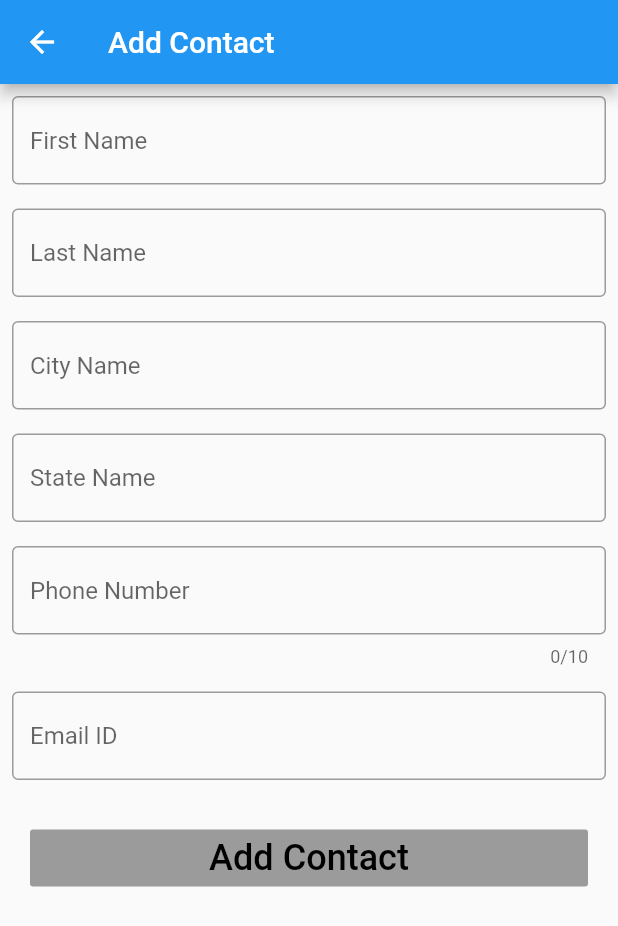
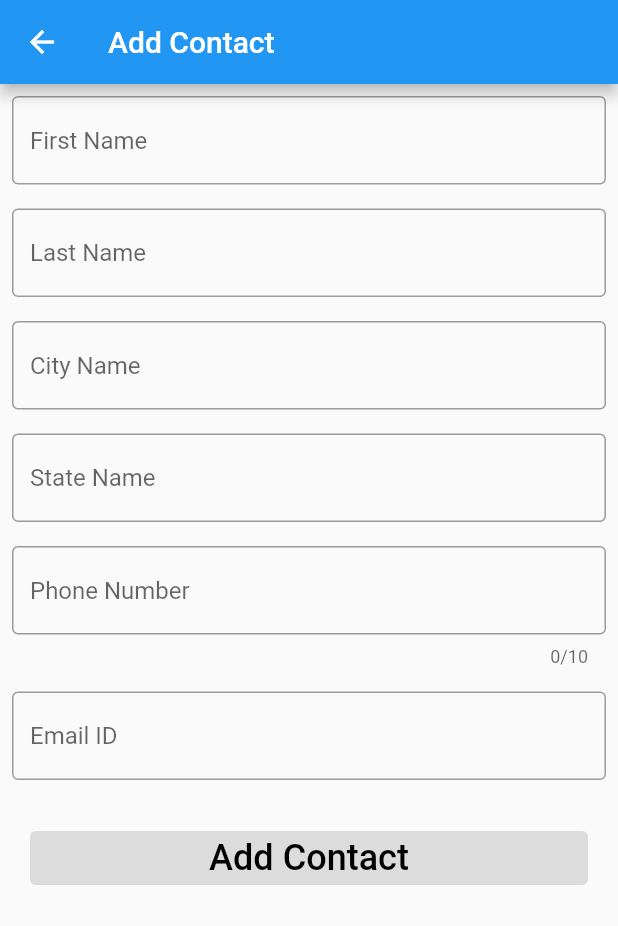
Before and after one commit to sonamg0911/My-Contacts-App-Demo, a Flutter app: the screen it shows after launch, after a tap on the "add" icon, on a phone screen of 412 x 824 dp. Shown: the top 926 px of the screen. Run offline on Flutter 3.47's test engine with Material 2 defaults, Android fonts, the phone set to English and light mode, and no system bars; our stand-ins replace cloud_firestore, firebase_core, rxdart; accounts and stored records are empty.

Commit message:
dart anaylsis fix

```diff
--- a/lib/main.dart
+++ b/lib/main.dart
@@ -5,7 +5,7 @@ import 'package:my_contacts_app/resources/strings.dart';
 import 'modules/contact_list_module/contact_list_page.dart';
 
 void main() {
-  runApp(App());
+  runApp(const App());
 }
 
 class App extends StatelessWidget {
--- a/lib/modules/contact_add_edit_module/contact_add_edit_page.dart
+++ b/lib/modules/contact_add_edit_module/contact_add_edit_page.dart
@@ -113,9 +113,8 @@ class _ContactAddEditPageState extends State<ContactAddEditPage> {
                   getPhoneNumberInfoView(),
                   getEmailInfoView(),
                   Container(
-                    margin: EdgeInsets.all(20),
-                    child: RaisedButton(
-                      padding: EdgeInsets.symmetric(vertical: 5),
+                    margin: const EdgeInsets.all(20),
+                    child: ElevatedButton(
                       child: widget.contact == null
                           ? Text(
                               Strings.addContact,
--- a/lib/modules/contact_list_module/contact_list_page.dart
+++ b/lib/modules/contact_list_module/contact_list_page.dart
@@ -18,7 +18,7 @@ class ContactListPage extends StatefulWidget {
 class _ContactListPageState extends State<ContactListPage> {
   final ContactListBloc _contactListBloc = ContactListBloc();
 
-  var _contactList = [];
+  final _contactList = [];
 
   @override
   void dispose() {
@@ -77,7 +77,7 @@ class _ContactListPageState extends State<ContactListPage> {
             isLoading: !snapshot.hasData,
             loadingMessage: Strings.loadingContacts,
             child: Padding(
-              padding: EdgeInsets.all(10),
+              padding: const EdgeInsets.all(10),
               child: ListView.separated(
                   itemCount: _contactList.length,
                   separatorBuilder: (_, __) => const Divider(height: 0.5),
@@ -134,7 +134,7 @@ class ContactListItem extends StatelessWidget {
                       color: Colors.blue,
                     ),
                   ),
-                  SizedBox(
+                  const SizedBox(
                     height: 5,
                   ),
                   Text(
```
Also changed, not shown: 1 other file.
